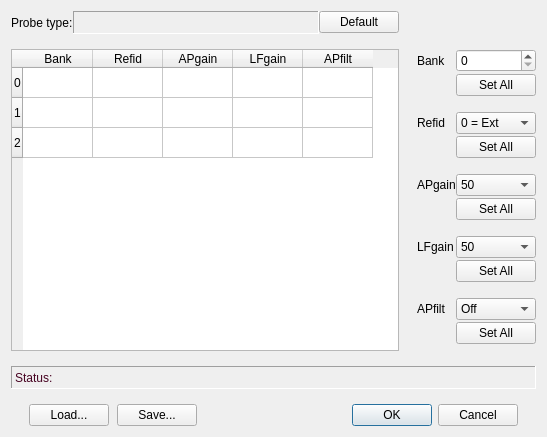
This is Forms/IMROEditor.ui in billkarsh/SpikeGLX as Qt 5 draws it before an edit. The edited form follows.
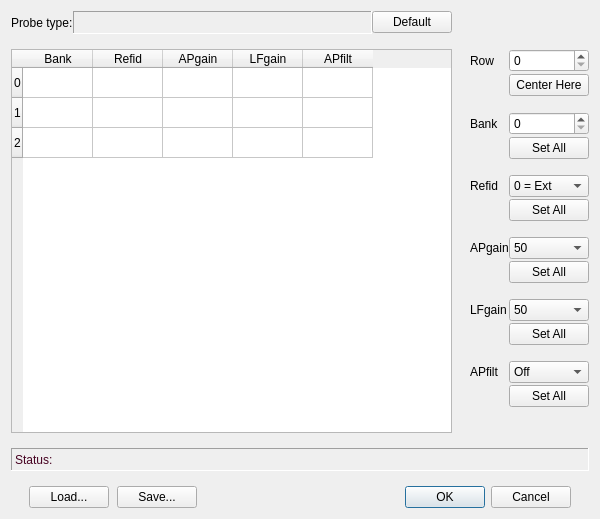
This is the edited form.

Commit message: IMRO: Select block anywhere on shank

```diff
--- a/Forms/IMROEditor.ui
+++ b/Forms/IMROEditor.ui
@@ -9,13 +9,13 @@
    <rect>
     <x>0</x>
     <y>0</y>
-    <width>547</width>
-    <height>437</height>
+    <width>600</width>
+    <height>519</height>
    </rect>
   </property>
   <property name="minimumSize">
    <size>
-    <width>547</width>
+    <width>600</width>
     <height>0</height>
    </size>
   </property>
@@ -197,8 +197,105 @@
      <property name="verticalSpacing">
       <number>2</number>
      </property>
-     <item row="2" column="1">
-      <spacer name="verticalSpacer">
+     <item row="16" column="0">
+      <widget class="QLabel" name="label_5">
+       <property name="text">
+        <string>APfilt</string>
+       </property>
+      </widget>
+     </item>
+     <item row="11" column="1">
+      <widget class="QPushButton" name="apBut">
+       <property name="sizePolicy">
+        <sizepolicy hsizetype="Preferred" vsizetype="Fixed">
+         <horstretch>0</horstretch>
+         <verstretch>0</verstretch>
+        </sizepolicy>
+       </property>
+       <property name="text">
+        <string>Set All</string>
+       </property>
+      </widget>
+     </item>
+     <item row="10" column="1">
+      <widget class="QComboBox" name="apCB">
+       <property name="focusPolicy">
+        <enum>Qt::WheelFocus</enum>
+       </property>
+       <item>
+        <property name="text">
+         <string>50</string>
+        </property>
+       </item>
+       <item>
+        <property name="text">
+         <string>125</string>
+        </property>
+       </item>
+       <item>
+        <property name="text">
+         <string>250</string>
+        </property>
+       </item>
+       <item>
+        <property name="text">
+         <string>500</string>
+        </property>
+       </item>
+       <item>
+        <property name="text">
+         <string>1000</string>
+        </property>
+       </item>
+       <item>
+        <property name="text">
+         <string>1500</string>
+        </property>
+       </item>
+       <item>
+        <property name="text">
+         <string>2000</string>
+        </property>
+       </item>
+       <item>
+        <property name="text">
+         <string>3000</string>
+        </property>
+       </item>
+      </widget>
+     </item>
+     <item row="10" column="0">
+      <widget class="QLabel" name="label_3">
+       <property name="text">
+        <string>APgain</string>
+       </property>
+      </widget>
+     </item>
+     <item row="0" column="0">
+      <widget class="QLabel" name="label_6">
+       <property name="text">
+        <string>Row</string>
+       </property>
+      </widget>
+     </item>
+     <item row="15" column="1">
+      <spacer name="verticalSpacer_5">
+       <property name="orientation">
+        <enum>Qt::Vertical</enum>
+       </property>
+       <property name="sizeType">
+        <enum>QSizePolicy::Fixed</enum>
+       </property>
+       <property name="sizeHint" stdset="0">
+        <size>
+         <width>20</width>
+         <height>14</height>
+        </size>
+       </property>
+      </spacer>
+     </item>
+     <item row="9" column="1">
+      <spacer name="verticalSpacer_2">
        <property name="orientation">
         <enum>Qt::Vertical</enum>
        </property>
@@ -214,6 +311,13 @@
       </spacer>
      </item>
      <item row="0" column="1">
+      <widget class="QSpinBox" name="rowSB">
+       <property name="maximum">
+        <number>999</number>
+       </property>
+      </widget>
+     </item>
+     <item row="4" column="1">
       <widget class="QSpinBox" name="bankSB">
        <property name="sizePolicy">
         <sizepolicy hsizetype="MinimumExpanding" vsizetype="Fixed">
@@ -223,89 +327,56 @@
        </property>
       </widget>
      </item>
-     <item row="3" column="0">
+     <item row="7" column="0">
       <widget class="QLabel" name="label_2">
        <property name="text">
         <string>Refid</string>
        </property>
       </widget>
      </item>
-     <item row="4" column="1">
-      <widget class="QPushButton" name="refidBut">
-       <property name="sizePolicy">
-        <sizepolicy hsizetype="Preferred" vsizetype="Fixed">
-         <horstretch>0</horstretch>
-         <verstretch>0</verstretch>
-        </sizepolicy>
-       </property>
-       <property name="text">
-        <string>Set All</string>
-       </property>
-      </widget>
-     </item>
-     <item row="9" column="0">
-      <widget class="QLabel" name="label_4">
-       <property name="text">
-        <string>LFgain</string>
-       </property>
-      </widget>
-     </item>
-     <item row="7" column="1">
-      <widget class="QPushButton" name="apBut">
-       <property name="sizePolicy">
-        <sizepolicy hsizetype="Preferred" vsizetype="Fixed">
-         <horstretch>0</horstretch>
-         <verstretch>0</verstretch>
-        </sizepolicy>
-       </property>
-       <property name="text">
-        <string>Set All</string>
-       </property>
-      </widget>
-     </item>
-     <item row="5" column="1">
-      <spacer name="verticalSpacer_2">
+     <item row="18" column="1">
+      <spacer name="verticalSpacer_4">
        <property name="orientation">
         <enum>Qt::Vertical</enum>
        </property>
-       <property name="sizeType">
-        <enum>QSizePolicy::Fixed</enum>
-       </property>
        <property name="sizeHint" stdset="0">
         <size>
          <width>20</width>
-         <height>14</height>
+         <height>40</height>
         </size>
        </property>
       </spacer>
      </item>
-     <item row="0" column="0">
-      <widget class="QLabel" name="label">
-       <property name="sizePolicy">
-        <sizepolicy hsizetype="Preferred" vsizetype="Preferred">
-         <horstretch>0</horstretch>
-         <verstretch>0</verstretch>
-        </sizepolicy>
-       </property>
-       <property name="text">
-        <string>Bank</string>
-       </property>
-      </widget>
-     </item>
-     <item row="13" column="1">
-      <widget class="QPushButton" name="hipassBut">
-       <property name="sizePolicy">
-        <sizepolicy hsizetype="Preferred" vsizetype="Fixed">
-         <horstretch>0</horstretch>
-         <verstretch>0</verstretch>
-        </sizepolicy>
-       </property>
-       <property name="text">
-        <string>Set All</string>
-       </property>
-      </widget>
-     </item>
      <item row="12" column="1">
+      <spacer name="verticalSpacer_3">
+       <property name="orientation">
+        <enum>Qt::Vertical</enum>
+       </property>
+       <property name="sizeType">
+        <enum>QSizePolicy::Fixed</enum>
+       </property>
+       <property name="sizeHint" stdset="0">
+        <size>
+         <width>20</width>
+         <height>14</height>
+        </size>
+       </property>
+      </spacer>
+     </item>
+     <item row="14" column="1">
+      <widget class="QPushButton" name="lfBut">
+       <property name="sizePolicy">
+        <sizepolicy hsizetype="Preferred" vsizetype="Fixed">
+         <horstretch>0</horstretch>
+         <verstretch>0</verstretch>
+        </sizepolicy>
+       </property>
+       <property name="text">
+        <string>Set All</string>
+       </property>
+      </widget>
+     </item>
+     <item row="16" column="1">
       <widget class="QComboBox" name="hipassCB">
        <item>
         <property name="text">
@@ -319,27 +390,7 @@
        </item>
       </widget>
      </item>
-     <item row="12" column="0">
-      <widget class="QLabel" name="label_5">
-       <property name="text">
-        <string>APfilt</string>
-       </property>
-      </widget>
-     </item>
-     <item row="1" column="1">
-      <widget class="QPushButton" name="bankBut">
-       <property name="sizePolicy">
-        <sizepolicy hsizetype="Preferred" vsizetype="Fixed">
-         <horstretch>0</horstretch>
-         <verstretch>0</verstretch>
-        </sizepolicy>
-       </property>
-       <property name="text">
-        <string>Set All</string>
-       </property>
-      </widget>
-     </item>
-     <item row="3" column="1">
+     <item row="7" column="1">
       <widget class="QComboBox" name="refidCB">
        <item>
         <property name="text">
@@ -368,71 +419,7 @@
        </item>
       </widget>
      </item>
-     <item row="6" column="0">
-      <widget class="QLabel" name="label_3">
-       <property name="text">
-        <string>APgain</string>
-       </property>
-      </widget>
-     </item>
-     <item row="6" column="1">
-      <widget class="QComboBox" name="apCB">
-       <item>
-        <property name="text">
-         <string>50</string>
-        </property>
-       </item>
-       <item>
-        <property name="text">
-         <string>125</string>
-        </property>
-       </item>
-       <item>
-        <property name="text">
-         <string>250</string>
-        </property>
-       </item>
-       <item>
-        <property name="text">
-         <string>500</string>
-        </property>
-       </item>
-       <item>
-        <property name="text">
-         <string>1000</string>
-        </property>
-       </item>
-       <item>
-        <property name="text">
-         <string>1500</string>
-        </property>
-       </item>
-       <item>
-        <property name="text">
-         <string>2000</string>
-        </property>
-       </item>
-       <item>
-        <property name="text">
-         <string>3000</string>
-        </property>
-       </item>
-      </widget>
-     </item>
-     <item row="10" column="1">
-      <widget class="QPushButton" name="lfBut">
-       <property name="sizePolicy">
-        <sizepolicy hsizetype="Preferred" vsizetype="Fixed">
-         <horstretch>0</horstretch>
-         <verstretch>0</verstretch>
-        </sizepolicy>
-       </property>
-       <property name="text">
-        <string>Set All</string>
-       </property>
-      </widget>
-     </item>
-     <item row="9" column="1">
+     <item row="13" column="1">
       <widget class="QComboBox" name="lfCB">
        <item>
         <property name="text">
@@ -476,8 +463,54 @@
        </item>
       </widget>
      </item>
+     <item row="13" column="0">
+      <widget class="QLabel" name="label_4">
+       <property name="text">
+        <string>LFgain</string>
+       </property>
+      </widget>
+     </item>
+     <item row="5" column="1">
+      <widget class="QPushButton" name="bankBut">
+       <property name="sizePolicy">
+        <sizepolicy hsizetype="Preferred" vsizetype="Fixed">
+         <horstretch>0</horstretch>
+         <verstretch>0</verstretch>
+        </sizepolicy>
+       </property>
+       <property name="text">
+        <string>Set All</string>
+       </property>
+      </widget>
+     </item>
      <item row="8" column="1">
-      <spacer name="verticalSpacer_3">
+      <widget class="QPushButton" name="refidBut">
+       <property name="sizePolicy">
+        <sizepolicy hsizetype="Preferred" vsizetype="Fixed">
+         <horstretch>0</horstretch>
+         <verstretch>0</verstretch>
+        </sizepolicy>
+       </property>
+       <property name="text">
+        <string>Set All</string>
+       </property>
+      </widget>
+     </item>
+     <item row="17" column="1">
+      <widget class="QPushButton" name="hipassBut">
+       <property name="sizePolicy">
+        <sizepolicy hsizetype="Preferred" vsizetype="Fixed">
+         <horstretch>0</horstretch>
+         <verstretch>0</verstretch>
+        </sizepolicy>
+       </property>
+       <property name="text">
+        <string>Set All</string>
+       </property>
+      </widget>
+     </item>
+     <item row="6" column="1">
+      <spacer name="verticalSpacer">
        <property name="orientation">
         <enum>Qt::Vertical</enum>
        </property>
@@ -492,21 +525,21 @@
        </property>
       </spacer>
      </item>
-     <item row="14" column="1">
-      <spacer name="verticalSpacer_4">
-       <property name="orientation">
-        <enum>Qt::Vertical</enum>
+     <item row="4" column="0">
+      <widget class="QLabel" name="label">
+       <property name="sizePolicy">
+        <sizepolicy hsizetype="Preferred" vsizetype="Preferred">
+         <horstretch>0</horstretch>
+         <verstretch>0</verstretch>
+        </sizepolicy>
        </property>
-       <property name="sizeHint" stdset="0">
-        <size>
-         <width>20</width>
-         <height>40</height>
-        </size>
+       <property name="text">
+        <string>Bank</string>
        </property>
-      </spacer>
+      </widget>
      </item>
-     <item row="11" column="1">
-      <spacer name="verticalSpacer_5">
+     <item row="2" column="1">
+      <spacer name="verticalSpacer_6">
        <property name="orientation">
         <enum>Qt::Vertical</enum>
        </property>
@@ -521,6 +554,13 @@
        </property>
       </spacer>
      </item>
+     <item row="1" column="1">
+      <widget class="QPushButton" name="blockBut">
+       <property name="text">
+        <string>Center Here</string>
+       </property>
+      </widget>
+     </item>
     </layout>
    </item>
    <item row="2" column="0" colspan="2">
```
Left out of the diff: 2 changed lines with no effect on the pictures. The commit also changes 3 other files.
